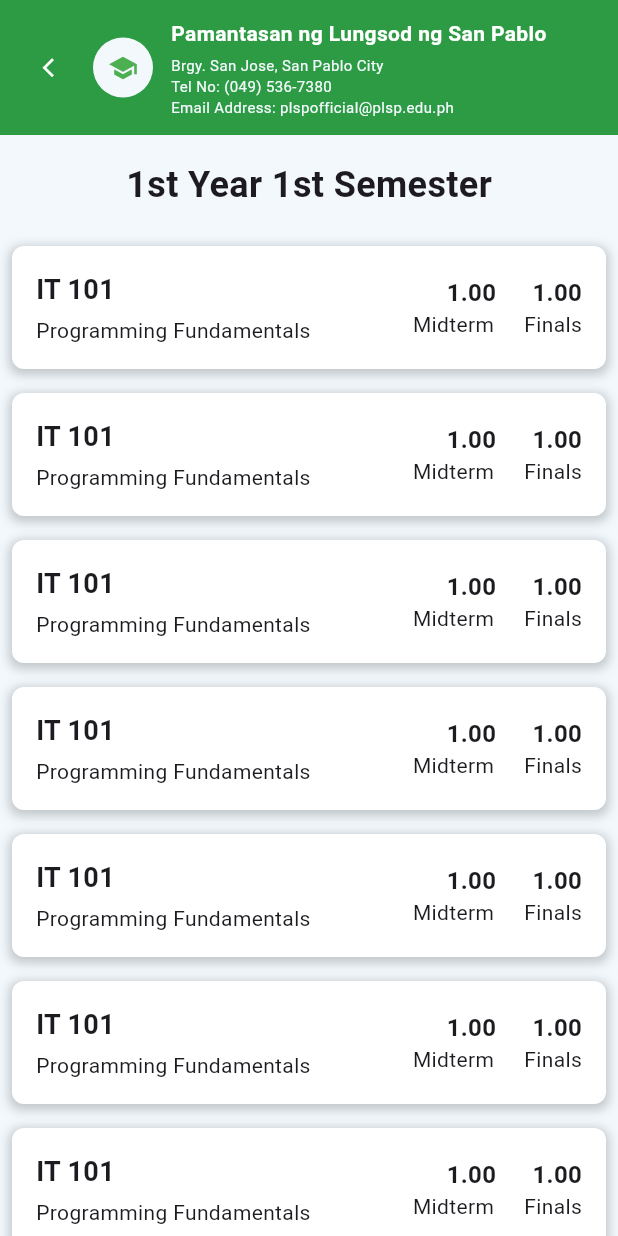
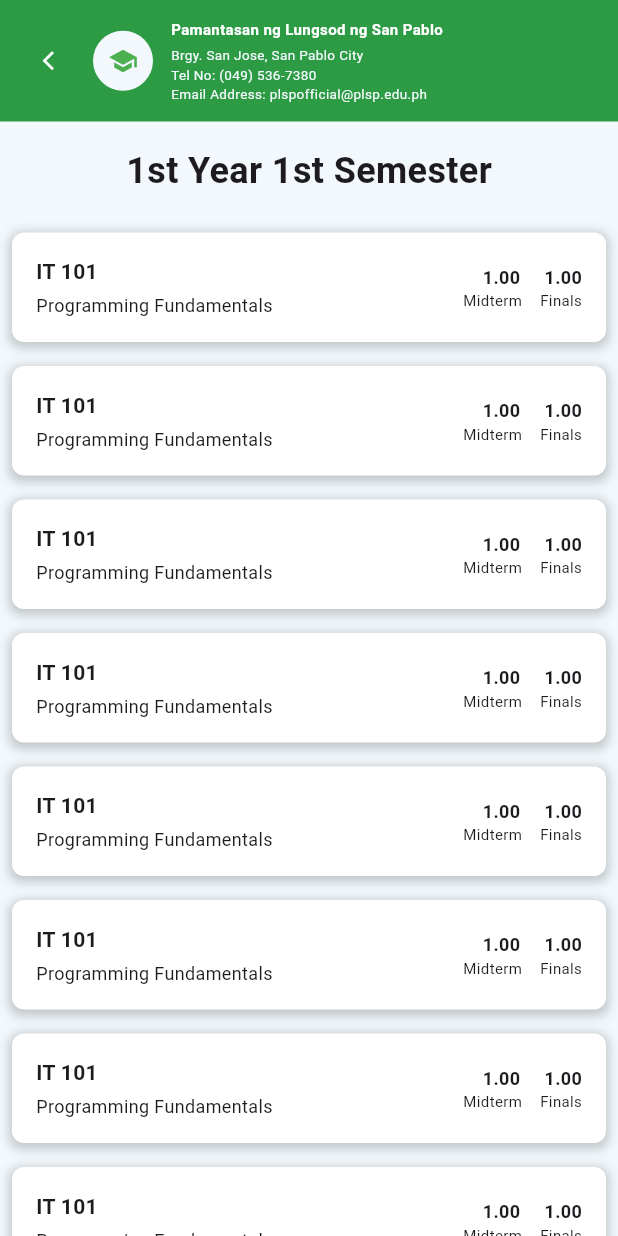
Before and after one commit to Alexis12119/SaliSeek, a Flutter app: the StudentDashboard screen opened directly, after a tap on "1st Year 1st Semester", on a phone screen of 412 x 824 dp. Run offline on Flutter 3.47's test engine with Material 3 defaults, Android fonts, the light colour scheme and no system bars; our stand-ins replace file_picker.

Commit message:
feat(sizes): make it more responsive.

```diff
--- a/lib/main.dart
+++ b/lib/main.dart
@@ -221,8 +221,8 @@
 
   Widget buildHeader() {
     double screenWidth = MediaQuery.of(context).size.width;
-    double fontSize = screenWidth < 600 ? 14.0 : 18.0;
-    double subtitleFontSize = screenWidth < 600 ? 10.0 : 12.0;
+    double fontSize = screenWidth < 600 ? 10.0 : 18.0;
+    double subtitleFontSize = screenWidth < 600 ? 9.0 : 12.0;
     double padding = screenWidth < 600 ? 12.0 : 16.0;
     double avatarSize = screenWidth < 600 ? 25.0 : 30.0;
     double spacing = screenWidth < 600 ? 12.0 : 16.0;
@@ -419,8 +419,8 @@
 
   Widget buildHeader() {
     double screenWidth = MediaQuery.of(context).size.width;
-    double fontSize = screenWidth < 600 ? 14.0 : 18.0;
-    double subtitleFontSize = screenWidth < 600 ? 10.0 : 12.0;
+    double fontSize = screenWidth < 600 ? 10.0 : 18.0;
+    double subtitleFontSize = screenWidth < 600 ? 9.0 : 12.0;
     double padding = screenWidth < 600 ? 12.0 : 16.0;
     double avatarSize = screenWidth < 600 ? 25.0 : 30.0;
     double spacing = screenWidth < 600 ? 12.0 : 16.0;
@@ -675,8 +675,8 @@
 
   Widget buildHeader() {
     double screenWidth = MediaQuery.of(context).size.width;
-    double fontSize = screenWidth < 600 ? 14.0 : 18.0;
-    double subtitleFontSize = screenWidth < 600 ? 10.0 : 12.0;
+    double fontSize = screenWidth < 600 ? 10.0 : 18.0;
+    double subtitleFontSize = screenWidth < 600 ? 9.0 : 12.0;
     double padding = screenWidth < 600 ? 12.0 : 16.0;
     double avatarSize = screenWidth < 600 ? 25.0 : 30.0;
     double spacing = screenWidth < 600 ? 12.0 : 16.0;
@@ -917,8 +917,8 @@
 
   Widget buildHeader() {
     double screenWidth = MediaQuery.of(context).size.width;
-    double fontSize = screenWidth < 600 ? 14.0 : 18.0;
-    double subtitleFontSize = screenWidth < 600 ? 10.0 : 12.0;
+    double fontSize = screenWidth < 600 ? 10.0 : 18.0;
+    double subtitleFontSize = screenWidth < 600 ? 9.0 : 12.0;
     double padding = screenWidth < 600 ? 12.0 : 16.0;
     double avatarSize = screenWidth < 600 ? 25.0 : 30.0;
     double spacing = screenWidth < 600 ? 12.0 : 16.0;
@@ -1085,9 +1085,9 @@
 
     // Set font size, padding, spacing, and logo icon size based on the screen width
     double fontSize =
-        screenWidth < 600 ? 14.0 : 18.0; // Smaller font for narrow screens
+        screenWidth < 600 ? 10.0 : 18.0; // Smaller font for narrow screens
     double subtitleFontSize =
-        screenWidth < 600 ? 10.0 : 12.0; // Adjust subtitle font size
+        screenWidth < 600 ? 9.0 : 12.0; // Adjust subtitle font size
     double padding =
         screenWidth < 600 ? 12.0 : 16.0; // Smaller padding for narrow screens
     double spacing =
@@ -1162,7 +1162,7 @@
                 context: context,
                 builder: (BuildContext context) {
                   return AlertDialog(
-                    title: const Text('Confirm Logout'),
+                    title: const Text('Confirm Logout', style: TextStyle(fontWeight: FontWeight.bold)),
                     content: const Text('Are you sure you want to log out?'),
                     backgroundColor: const Color(0xFF2C9B44).withOpacity(0.9),
                     actions: <Widget>[
@@ -1408,9 +1408,9 @@
     double screenWidth = MediaQuery.of(context).size.width;
 
     // Set font size, padding, and icon/avatar sizes based on the screen width
-    double fontSize = screenWidth < 600 ? 14.0 : 18.0; // Font size for title
+    double fontSize = screenWidth < 600 ? 10.0 : 18.0; // Font size for title
     double subtitleFontSize =
-        screenWidth < 600 ? 10.0 : 12.0; // Font size for subtitle
+        screenWidth < 600 ? 9.0 : 12.0; // Font size for subtitle
     double padding =
         screenWidth < 600 ? 12.0 : 16.0; // Padding for narrow screens
     double iconSize = screenWidth < 600 ? 15.0 : 20.0; // Back icon size
@@ -1510,12 +1510,21 @@
 
   @override
   Widget build(BuildContext context) {
+    double screenWidth = MediaQuery.of(context).size.width;
+
+    // Adjust font sizes and padding for different screen widths
+    double fontSize = screenWidth < 600 ? 14.0 : 18.0;
+    double gradeFontSize = screenWidth < 600 ? 12.0 : 16.0;
+    double padding = screenWidth < 600 ? 8.0 : 16.0;
+    double tilesPadding = screenWidth < 600 ? 16.0 : 26.0;
+    double gradeSpacing = screenWidth < 600 ? 16.0 : 24.0;
+
     return Padding(
-      padding: const EdgeInsets.all(8.0),
+      padding: EdgeInsets.all(padding),
       child: Container(
         decoration: BoxDecoration(
           borderRadius: BorderRadius.circular(8.0),
-          color: Colors.white, // Light gray background for the tile
+          color: Colors.white,
           boxShadow: [
             BoxShadow(
               color: Colors.black.withOpacity(0.2),
@@ -1526,26 +1535,26 @@
           ],
         ),
         child: Padding(
-          padding: const EdgeInsets.all(16.0),
+          padding: EdgeInsets.all(tilesPadding),
           child: Row(
             mainAxisAlignment: MainAxisAlignment.spaceBetween,
             children: [
-              // Course Code and Name inside a Column, left side
+              // Course Code and Name on the left
               Column(
                 crossAxisAlignment: CrossAxisAlignment.start,
                 children: [
                   Text(
                     courseCode,
-                    style: const TextStyle(
-                      fontSize: 18.0,
+                    style: TextStyle(
+                      fontSize: fontSize,
                       fontWeight: FontWeight.bold,
                     ),
                   ),
                   const SizedBox(height: 4.0),
-                  Text(courseName),
+                  Text(courseName, style: TextStyle(fontSize: fontSize - 2)),
                 ],
               ),
-              // Grades side, aligned to the right
+              // Grades on the right
               Column(
                 crossAxisAlignment: CrossAxisAlignment.end,
                 children: [
@@ -1553,32 +1562,31 @@
                     children: [
                       Text(
                         midtermGrade,
-                        style: const TextStyle(
-                          fontSize: 16.0,
+                        style: TextStyle(
+                          fontSize: gradeFontSize,
                           fontWeight: FontWeight.bold,
                         ),
                       ),
-                      const SizedBox(
-                          width: 24.0), // Spacing between Midterm and Finals
+                      SizedBox(width: gradeSpacing),
                       Text(
                         finalGrade,
-                        style: const TextStyle(
-                          fontSize: 16.0,
+                        style: TextStyle(
+                          fontSize: gradeFontSize,
                           fontWeight: FontWeight.bold,
                         ),
                       ),
                     ],
                   ),
-                  const Row(
+                  Row(
                     children: [
                       Text(
                         'Midterm',
-                        style: TextStyle(fontSize: 14.0),
+                        style: TextStyle(fontSize: gradeFontSize - 2),
                       ),
-                      SizedBox(width: 20.0),
+                      SizedBox(width: gradeSpacing - 4),
                       Text(
                         'Finals',
-                        style: TextStyle(fontSize: 14.0),
+                        style: TextStyle(fontSize: gradeFontSize - 2),
                       ),
                     ],
                   ),
@@ -1844,9 +1852,9 @@
 
   Widget buildHeader(BuildContext context) {
     double screenWidth = MediaQuery.of(context).size.width;
-    double fontSize = screenWidth < 600 ? 14.0 : 18.0;
+    double fontSize = screenWidth < 600 ? 10.0 : 18.0;
     double subtitleFontSize =
-        screenWidth < 600 ? 10.0 : 12.0; // Subtitle font size
+        screenWidth < 600 ? 9.0 : 12.0; // Subtitle font size
     double padding = screenWidth < 600 ? 12.0 : 16.0;
     double iconSize = screenWidth < 600 ? 15.0 : 20.0;
     double iconPadding = screenWidth < 600 ? 0.0 : 8.0;
@@ -2262,9 +2270,9 @@
 
   Widget buildHeader(BuildContext context) {
     double screenWidth = MediaQuery.of(context).size.width;
-    double fontSize = screenWidth < 600 ? 14.0 : 18.0;
+    double fontSize = screenWidth < 600 ? 10.0 : 18.0;
     double subtitleFontSize =
-        screenWidth < 600 ? 10.0 : 12.0; // Subtitle font size
+        screenWidth < 600 ? 9.0 : 12.0; // Subtitle font size
     double padding = screenWidth < 600 ? 12.0 : 16.0;
     double iconSize = screenWidth < 600 ? 15.0 : 20.0;
     double iconPadding = screenWidth < 600 ? 0.0 : 8.0;
```
